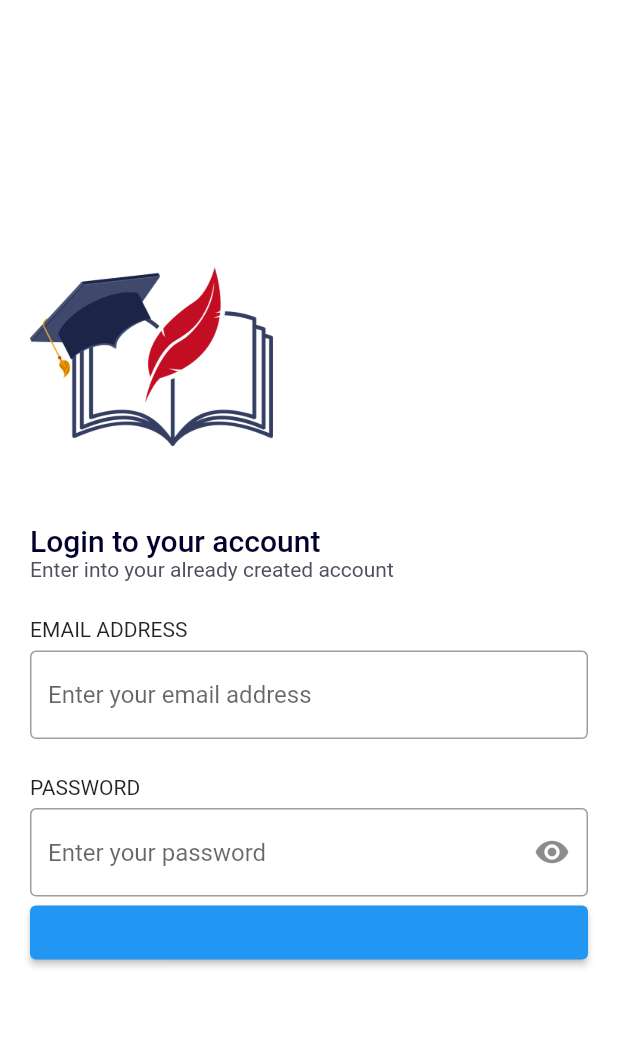
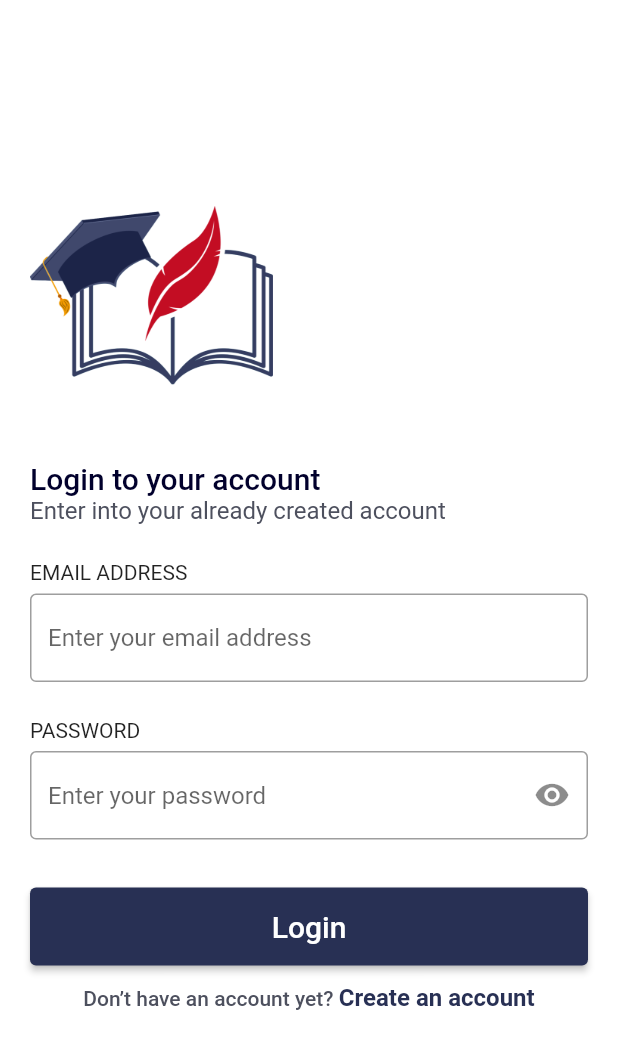
Before and after one commit to eaPeter/Easy-Life-flutter-app, a Flutter app: the screen it shows after launch, on a phone screen of 412 x 824 dp. Shown: the top 1049 px of the screen. Run offline on Flutter 3.47's test engine with Material 2 defaults, Android fonts, the phone set to English and light mode, and no system bars; our stand-ins replace animated_splash_screen.

Commit message:
several edits

```diff
--- a/lib/constants.dart
+++ b/lib/constants.dart
@@ -7,7 +7,7 @@ const kBackgroundColor = Color.fromARGB(255, 255, 255, 255);
 const kTitleTextColor = Color.fromARGB(255, 1, 0, 44);
 const kBodyTextColor = Color.fromARGB(255, 0, 2, 7);
 const kTextLightColor = Color.fromARGB(255, 77, 80, 94);
-const kPrimaryColor = Color.fromARGB(255, 4, 80, 174);
+const kPrimaryColor = Color.fromARGB(255, 40, 48, 84);
 const kBlueColor = Color.fromARGB(255, 0, 39, 182);
 const kRedColor = Color.fromARGB(255, 222, 0, 0);
 final kShadowColor = const Color.fromARGB(255, 4, 80, 174).withOpacity(0.15);
@@ -32,15 +32,21 @@ const kTxtTopicStyle = TextStyle(
 );
 
 const kTxtSubTopicStyle = TextStyle(
-  fontSize: 14,
+  fontSize: 16,
   fontWeight: FontWeight.w400,
   color: kTextLightColor,
 );
 
 const kTxtOthersStyle = TextStyle(
-  fontSize: 12,
+  fontSize: 14,
   fontWeight: FontWeight.w500,
   color: kTextLightColor,
+);
+
+const kTxtBtnStyle = TextStyle(
+  fontSize: 20,
+  fontWeight: FontWeight.w500,
+  color: kBackgroundColor,
 );
 
 //padding
--- a/lib/main.dart
+++ b/lib/main.dart
@@ -1,3 +1,4 @@
+import 'screens/learn/learn.dart';
 import 'package:flutter/material.dart';
 
 //import screens
@@ -19,6 +20,7 @@ class MyApp extends StatelessWidget {
       routes: {
         '/': (context) => const Splash(),
         '/login': (context) => const Login(),
+        'learn': (context) => const Learn(),
       },
     );
   }
--- /dev/null
+++ b/lib/screens/learn/learn.dart
@@ -0,0 +1,12 @@
+import 'package:flutter/material.dart';
+
+class Learn extends StatelessWidget {
+  const Learn({super.key});
+
+  @override
+  Widget build(BuildContext context) {
+    return Scaffold(
+      body: Container(),
+    );
+  }
+}
--- a/lib/screens/login_signup/login.dart
+++ b/lib/screens/login_signup/login.dart
@@ -3,6 +3,7 @@ import 'package:flutter/material.dart';
 
 import '../../widgets/pass_txt_field.dart';
 import '../../widgets/txt_field.dart';
+import '../learn/learn.dart';
 
 class Login extends StatelessWidget {
   const Login({super.key});
@@ -47,12 +48,42 @@ class Login extends StatelessWidget {
                 ),
                 const PassTxtField(
                     title: 'Password', hint: 'Enter your password'),
-                ElevatedButton(
-                    onPressed: () {},
-                    child: Container(
-                      width: double.infinity,
-                      color: kPrimaryColor,
-                    ))
+                Container(
+                  margin: const EdgeInsets.only(top: kPadding32),
+                  width: double.infinity,
+                  height: 52,
+                  child: ElevatedButton(
+                    style: ButtonStyle(
+                      backgroundColor: MaterialStateProperty.all(kPrimaryColor),
+                    ),
+                    onPressed: () => const Learn(),
+                    child: const Text(
+                      'Login',
+                      style: kTxtBtnStyle,
+                    ),
+                  ),
+                ),
+                Row(
+                  mainAxisAlignment: MainAxisAlignment.center,
+                  children: [
+                    Padding(
+                      padding: const EdgeInsets.symmetric(vertical: kPadding12),
+                      child: RichText(
+                          text: TextSpan(
+                        children: [
+                          const TextSpan(
+                              text: "Don’t have an account yet? ",
+                              style: kTxtOthersStyle),
+                          TextSpan(
+                              text: "Create an account",
+                              style: kTxtSubTopicStyle.copyWith(
+                                  color: kPrimaryColor,
+                                  fontWeight: FontWeight.w600)),
+                        ],
+                      )),
+                    ),
+                  ],
+                ),
               ],
             ),
           ),
```
